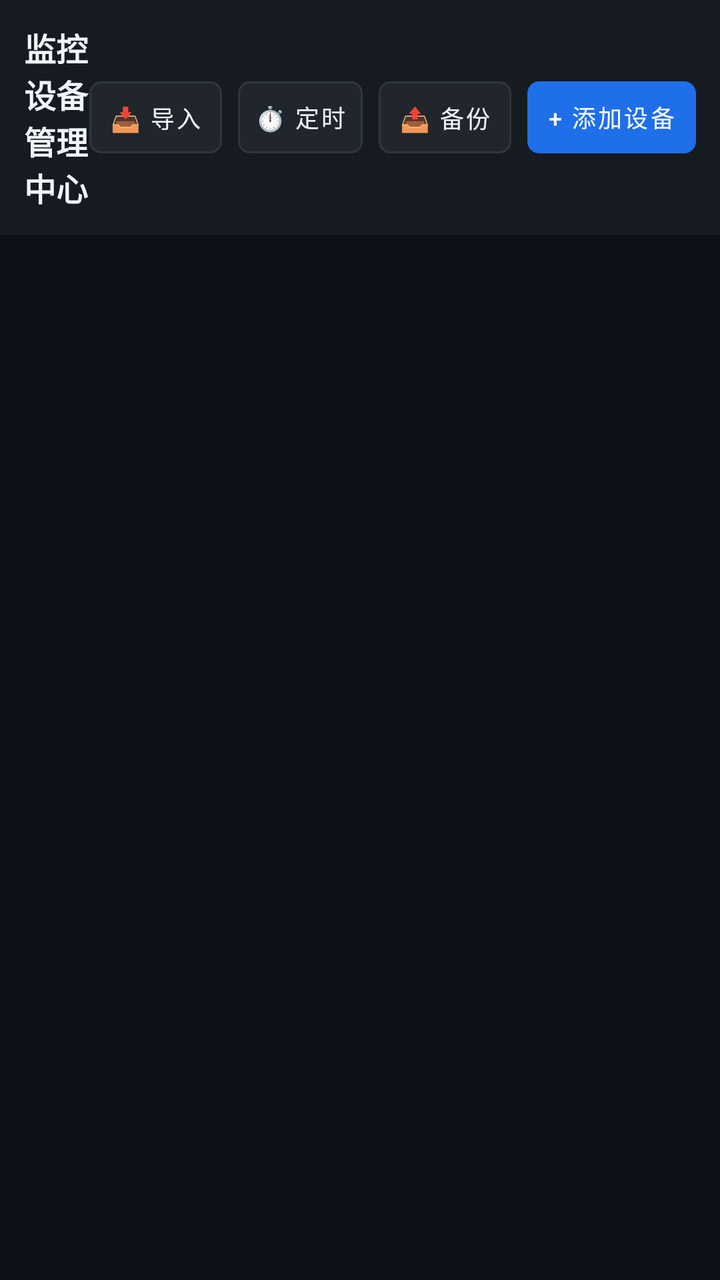
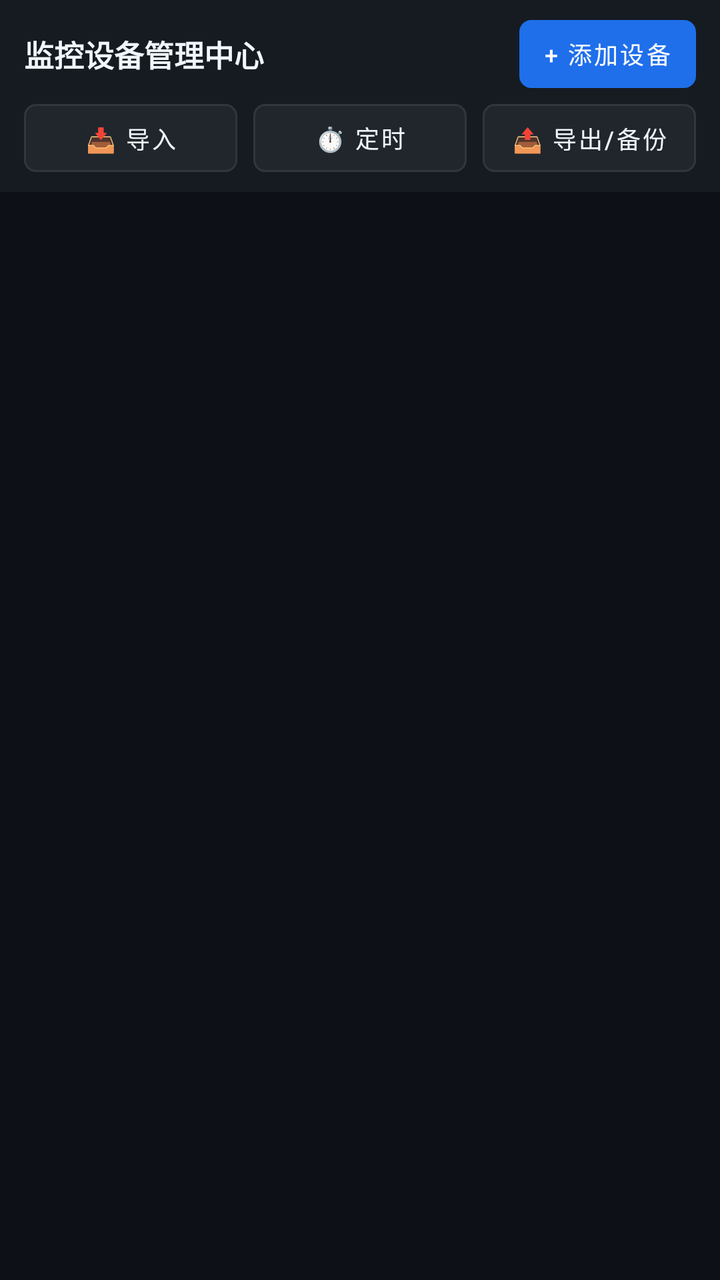

The first picture is an Android layout as it rendered before a commit; the second is the same layout after the commit. The layout source and the unified diff follow.
<!-- AndroidManifest.xml: application theme Theme.WeViewCam -->
<!-- res/layout/fragment_device_management.xml -->
<?xml version="1.0" encoding="utf-8"?>
<LinearLayout xmlns:android="http://schemas.android.com/apk/res/android"
    xmlns:app="http://schemas.android.com/apk/res-auto"
    android:layout_width="match_parent"
    android:layout_height="match_parent"
    android:orientation="vertical"
    android:background="@color/surveillance_bg">

    
    <LinearLayout
        android:layout_width="match_parent"
        android:layout_height="wrap_content"
        android:orientation="horizontal"
        android:padding="12dp"
        android:gravity="center_vertical"
        android:background="@color/surveillance_card">

        <TextView
            android:id="@+id/tv_device_center_title"
            android:layout_width="0dp"
            android:layout_height="wrap_content"
            android:layout_weight="1"
            android:text="监控设备管理中心"
            android:textColor="@color/text_primary"
            android:textSize="16sp"
            android:textStyle="bold" />

        <Button
            android:id="@+id/btn_import_devices"
            android:layout_width="wrap_content"
            android:layout_height="36dp"
            android:layout_marginEnd="8dp"
            android:paddingStart="10dp"
            android:paddingEnd="10dp"
            android:text="📥 导入"
            android:textSize="12sp"
            style="@style/SurveillanceButton" />

        <Button
            android:id="@+id/btn_auto_refresh"
            android:layout_width="wrap_content"
            android:layout_height="36dp"
            android:layout_marginEnd="8dp"
            android:paddingStart="8dp"
            android:paddingEnd="8dp"
            android:text="⏱️ 定时"
            android:textSize="12sp"
            style="@style/SurveillanceButton" />

        <Button
            android:id="@+id/btn_backup_devices"
            android:layout_width="wrap_content"
            android:layout_height="36dp"
            android:layout_marginEnd="8dp"
            android:paddingStart="10dp"
            android:paddingEnd="10dp"
            android:text="📤 备份"
            android:textSize="12sp"
            style="@style/SurveillanceButton" />

        <Button
            android:id="@+id/btn_add_device"
            android:layout_width="wrap_content"
            android:layout_height="36dp"
            android:paddingStart="10dp"
            android:paddingEnd="10dp"
            android:text="+ 添加设备"
            android:textSize="12sp"
            style="@style/SurveillanceAccentButton" />
    </LinearLayout>

    
    <androidx.recyclerview.widget.RecyclerView
        android:id="@+id/recycler_devices"
        android:layout_width="match_parent"
        android:layout_height="match_parent"
        android:paddingTop="8dp"
        android:paddingBottom="8dp"
        android:clipToPadding="false" />

</LinearLayout>
<!-- resources referenced by this layout -->
<resources>
  <color name="surveillance_bg">#0d1117</color>
  <color name="surveillance_card">#161b22</color>
  <color name="text_primary">#f0f6fc</color>
  <style name="SurveillanceAccentButton" parent="Widget.MaterialComponents.Button">
          <item name="android:insetTop">0dp</item>
          <item name="android:insetBottom">0dp</item>
          <item name="android:minHeight">0dp</item>
          <item name="android:minWidth">0dp</item>
          <item name="android:paddingStart">4dp</item>
          <item name="android:paddingEnd">4dp</item>
          <item name="android:paddingTop">0dp</item>
          <item name="android:paddingBottom">0dp</item>
          <item name="android:stateListAnimator">@null</item>
          <item name="backgroundTint">@color/primary</item>
          <item name="android:textColor">@color/white</item>
          <item name="cornerRadius">6dp</item>
      </style>
  <style name="SurveillanceButton" parent="Widget.MaterialComponents.Button">
          <item name="android:insetTop">0dp</item>
          <item name="android:insetBottom">0dp</item>
          <item name="android:minHeight">0dp</item>
          <item name="android:minWidth">0dp</item>
          <item name="android:paddingStart">4dp</item>
          <item name="android:paddingEnd">4dp</item>
          <item name="android:paddingTop">0dp</item>
          <item name="android:paddingBottom">0dp</item>
          <item name="android:stateListAnimator">@null</item>
          <item name="backgroundTint">@color/surveillance_card_alt</item>
          <item name="android:textColor">@color/text_primary</item>
          <item name="cornerRadius">6dp</item>
          <item name="strokeColor">@color/surveillance_border</item>
          <item name="strokeWidth">1dp</item>
      </style>
  <style name="Theme.WeViewCam" parent="Theme.MaterialComponents.DayNight.NoActionBar">
          <item name="colorPrimary">@color/primary</item>
          <item name="colorPrimaryVariant">@color/primary_dark</item>
          <item name="colorOnPrimary">@color/white</item>
          <item name="colorSecondary">@color/accent</item>
          <item name="colorSecondaryVariant">@color/primary_light</item>
          <item name="colorOnSecondary">@color/white</item>
          <item name="android:statusBarColor">@color/surveillance_bg</item>
          <item name="android:windowBackground">@color/surveillance_bg</item>
          <item name="android:navigationBarColor">@color/surveillance_bg</item>
      </style>
  <color name="primary">#1f6feb</color>
  <color name="white">#ffffff</color>
  <color name="surveillance_card_alt">#21262d</color>
  <color name="surveillance_border">#30363d</color>
  <color name="primary_dark">#0d1117</color>
  <color name="accent">#58a6ff</color>
  <color name="primary_light">#58a6ff</color>
</resources>

<!-- the commit's change to res/layout/fragment_device_management.xml (unified diff, before → after) -->
@@ -10,63 +10,87 @@
     <LinearLayout
         android:layout_width="match_parent"
         android:layout_height="wrap_content"
-        android:orientation="horizontal"
-        android:padding="12dp"
-        android:gravity="center_vertical"
+        android:orientation="vertical"
+        android:paddingStart="12dp"
+        android:paddingEnd="12dp"
+        android:paddingTop="10dp"
+        android:paddingBottom="10dp"
         android:background="@color/surveillance_card">
 
-        <TextView
-            android:id="@+id/tv_device_center_title"
-            android:layout_width="0dp"
+        
+        <LinearLayout
+            android:layout_width="match_parent"
             android:layout_height="wrap_content"
-            android:layout_weight="1"
-            android:text="监控设备管理中心"
-            android:textColor="@color/text_primary"
-            android:textSize="16sp"
-            android:textStyle="bold" />
+            android:orientation="horizontal"
+            android:gravity="center_vertical">
 
-        <Button
-            android:id="@+id/btn_import_devices"
-            android:layout_width="wrap_content"
-            android:layout_height="36dp"
-            android:layout_marginEnd="8dp"
-            android:paddingStart="10dp"
-            android:paddingEnd="10dp"
-            android:text="📥 导入"
-            android:textSize="12sp"
-            style="@style/SurveillanceButton" />
+            <TextView
+                android:id="@+id/tv_device_center_title"
+                android:layout_width="0dp"
+                android:layout_height="wrap_content"
+                android:layout_weight="1"
+                android:layout_marginEnd="8dp"
+                android:singleLine="true"
+                android:ellipsize="end"
+                android:text="监控设备管理中心"
+                android:textColor="@color/text_primary"
+                android:textSize="15sp"
+                android:textStyle="bold" />
 
-        <Button
-            android:id="@+id/btn_auto_refresh"
-            android:layout_width="wrap_content"
-            android:layout_height="36dp"
-            android:layout_marginEnd="8dp"
-            android:paddingStart="8dp"
-            android:paddingEnd="8dp"
-            android:text="⏱️ 定时"
-            android:textSize="12sp"
-            style="@style/SurveillanceButton" />
+            <Button
+                android:id="@+id/btn_add_device"
+                android:layout_width="wrap_content"
+                android:layout_height="34dp"
+                android:paddingStart="12dp"
+                android:paddingEnd="12dp"
+                android:text="+ 添加设备"
+                android:textSize="12sp"
+                style="@style/SurveillanceAccentButton" />
+        </LinearLayout>
 
-        <Button
-            android:id="@+id/btn_backup_devices"
-            android:layout_width="wrap_content"
-            android:layout_height="36dp"
-            android:layout_marginEnd="8dp"
-            android:paddingStart="10dp"
-            android:paddingEnd="10dp"
-            android:text="📤 备份"
-            android:textSize="12sp"
-            style="@style/SurveillanceButton" />
+        
+        <LinearLayout
+            android:layout_width="match_parent"
+            android:layout_height="wrap_content"
+            android:orientation="horizontal"
+            android:layout_marginTop="8dp"
+            android:gravity="center_vertical">
 
-        <Button
-            android:id="@+id/btn_add_device"
-            android:layout_width="wrap_content"
-            android:layout_height="36dp"
-            android:paddingStart="10dp"
-            android:paddingEnd="10dp"
-            android:text="+ 添加设备"
-            android:textSize="12sp"
-            style="@style/SurveillanceAccentButton" />
+            <Button
+                android:id="@+id/btn_import_devices"
+                android:layout_width="0dp"
+                android:layout_height="34dp"
+                android:layout_weight="1"
+                android:layout_marginEnd="8dp"
+                android:paddingStart="8dp"
+                android:paddingEnd="8dp"
+                android:text="📥 导入"
+                android:textSize="12sp"
+                style="@style/SurveillanceButton" />
+
+            <Button
+                android:id="@+id/btn_auto_refresh"
+                android:layout_width="0dp"
+                android:layout_height="34dp"
+                android:layout_weight="1"
+                android:layout_marginEnd="8dp"
+                android:paddingStart="8dp"
+                android:paddingEnd="8dp"
+                android:text="⏱️ 定时"
+                android:textSize="12sp"
+                style="@style/SurveillanceButton" />
+
+            <Button
+                android:id="@+id/btn_backup_devices"
+                android:layout_width="0dp"
+                android:layout_height="34dp"
+                android:layout_weight="1"
+                android:paddingStart="8dp"
+                android:paddingEnd="8dp"
+                android:text="📤 导出/备份"
+                android:textSize="12sp"
+                style="@style/SurveillanceButton" />
+        </LinearLayout>
     </LinearLayout>
 
     
